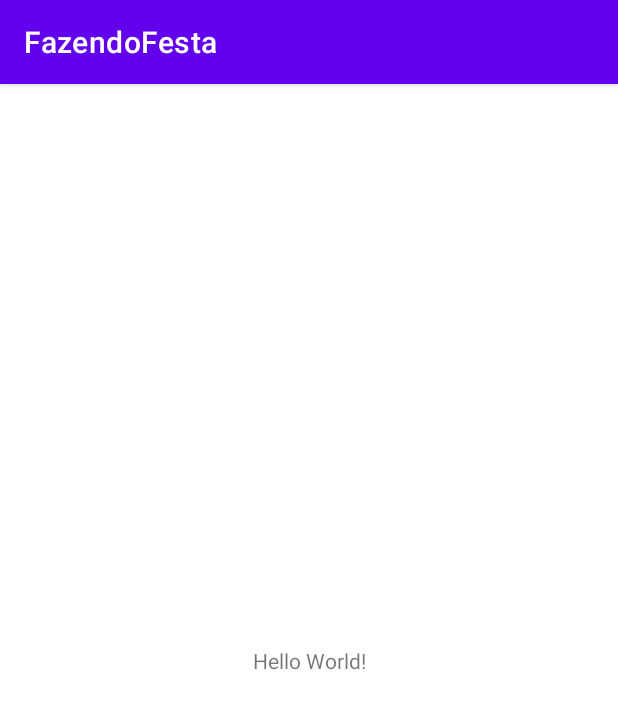
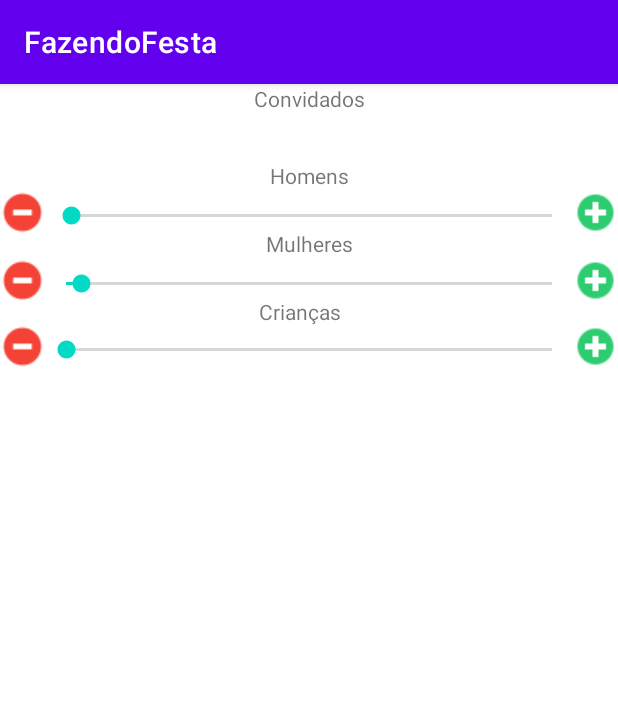
Before and after one commit to Geovannalf/FazendoFesta, an Android app: the screen it shows after launch (MainActivity), on a phone screen of 412 x 824 dp. Shown: the top 709 px of the screen. Run offline under Robolectric (Android 15) with nearby library versions, the phone set to English and light mode, and no system bars.

Commit message:
Criação layout guests

```diff
--- a/app/src/main/res/layout/activity_main.xml
+++ b/app/src/main/res/layout/activity_main.xml
@@ -6,13 +6,148 @@
     android:layout_height="match_parent"
     tools:context=".MainActivity">
 
+    <androidx.constraintlayout.widget.ConstraintLayout
+        android:layout_width="match_parent"
+        android:layout_height="match_parent"
+        tools:context=".MainActivity">
+
         <TextView
+            android:id="@+id/txtGuests"
             android:layout_width="wrap_content"
             android:layout_height="wrap_content"
-        android:text="Hello World!"
-        app:layout_constraintBottom_toBottomOf="parent"
+            android:text="Convidados"
             app:layout_constraintEnd_toEndOf="parent"
             app:layout_constraintStart_toStartOf="parent"
             app:layout_constraintTop_toTopOf="parent" />
 
+        <TextView
+            android:id="@+id/txtMens"
+            android:layout_width="wrap_content"
+            android:layout_height="wrap_content"
+            android:text="Homens"
+            android:layout_marginTop="32dp"
+            app:layout_constraintEnd_toEndOf="parent"
+            app:layout_constraintStart_toStartOf="parent"
+            app:layout_constraintTop_toBottomOf="@+id/txtGuests" />
+
+        <ImageButton
+            android:id="@+id/btnLessMens"
+            android:layout_width="wrap_content"
+            android:layout_height="wrap_content"
+            android:background="@color/white"
+            android:src="@drawable/lessicon"
+            app:layout_constraintStart_toStartOf="parent"
+            app:layout_constraintTop_toBottomOf="@+id/txtMens"
+            tools:srcCompat="@drawable/lessicon" />
+
+        <SeekBar
+            android:id="@+id/seekBarMens"
+            android:layout_width="match_parent"
+            android:layout_height="wrap_content"
+            android:layout_marginStart="28dp"
+            android:layout_marginTop="8dp"
+            android:layout_marginEnd="28dp"
+            android:max="100"
+            android:progress="1"
+            app:layout_constraintEnd_toStartOf="@+id/btnMoreMens"
+            app:layout_constraintHorizontal_bias="0.0"
+            app:layout_constraintStart_toEndOf="@+id/btnLessWomens"
+            app:layout_constraintTop_toBottomOf="@+id/txtMens" />
+
+        <ImageButton
+            android:id="@+id/btnMoreMens"
+            android:layout_width="wrap_content"
+            android:layout_height="wrap_content"
+            android:background="@color/white"
+            app:layout_constraintEnd_toEndOf="parent"
+            app:layout_constraintTop_toBottomOf="@+id/txtMens"
+            tools:srcCompat="@drawable/moreicon"
+            android:src="@drawable/moreicon"/>
+
+        <TextView
+            android:id="@+id/txtWomen"
+            android:layout_width="wrap_content"
+            android:layout_height="wrap_content"
+            android:text="Mulheres"
+            app:layout_constraintEnd_toEndOf="parent"
+            app:layout_constraintStart_toStartOf="parent"
+            app:layout_constraintTop_toBottomOf="@+id/seekBarMens" />
+
+        <ImageButton
+            android:id="@+id/btnLessWomens"
+            android:layout_width="wrap_content"
+            android:layout_height="wrap_content"
+            android:background="@color/white"
+            android:src="@drawable/lessicon"
+            tools:srcCompat="@drawable/lessicon"
+            app:layout_constraintStart_toStartOf="parent"
+            app:layout_constraintTop_toBottomOf="@+id/txtWomen" />
+
+        <SeekBar
+            android:id="@+id/seekBarWomens"
+            android:layout_width="match_parent"
+            android:layout_height="wrap_content"
+            android:layout_marginStart="28dp"
+            android:layout_marginTop="8dp"
+            android:layout_marginEnd="28dp"
+            android:max="100"
+            android:progress="3"
+            app:layout_constraintEnd_toEndOf="parent"
+            app:layout_constraintStart_toStartOf="parent"
+            app:layout_constraintTop_toBottomOf="@+id/txtWomen" />
+
+
+        <ImageButton
+            android:id="@+id/btnMoreWomens"
+            android:layout_width="wrap_content"
+            android:layout_height="wrap_content"
+            android:background="@color/white"
+            app:layout_constraintEnd_toEndOf="parent"
+            app:layout_constraintTop_toBottomOf="@+id/txtWomen"
+            tools:srcCompat="@drawable/moreicon"
+            android:src="@drawable/moreicon"/>
+
+        <TextView
+            android:id="@+id/txtChildren"
+            android:layout_width="67dp"
+            android:layout_height="18dp"
+            android:text="Crianças"
+            app:layout_constraintEnd_toEndOf="parent"
+            app:layout_constraintStart_toStartOf="parent"
+            app:layout_constraintTop_toBottomOf="@+id/seekBarWomens" />
+
+        <ImageButton
+            android:id="@+id/btnMorechildren"
+            android:layout_width="wrap_content"
+            android:layout_height="wrap_content"
+            android:background="@color/white"
+            app:layout_constraintEnd_toEndOf="parent"
+            app:layout_constraintTop_toBottomOf="@+id/txtChildren"
+            tools:srcCompat="@drawable/moreicon"
+            android:src="@drawable/moreicon"/>
+
+        <SeekBar
+            android:id="@+id/seekBar3"
+            android:layout_width="match_parent"
+            android:layout_height="wrap_content"
+            android:layout_marginStart="28dp"
+            android:layout_marginTop="8dp"
+            android:layout_marginEnd="28dp"
+            app:layout_constraintEnd_toEndOf="parent"
+            app:layout_constraintStart_toStartOf="parent"
+            app:layout_constraintTop_toBottomOf="@+id/txtChildren" />
+
+
+        <ImageButton
+            android:id="@+id/btnLessChildren"
+            android:layout_width="wrap_content"
+            android:layout_height="wrap_content"
+            android:background="@color/white"
+            android:src="@drawable/lessicon"
+            tools:srcCompat="@drawable/lessicon"
+            app:layout_constraintStart_toStartOf="parent"
+            app:layout_constraintTop_toBottomOf="@+id/txtChildren" />
+
     </androidx.constraintlayout.widget.ConstraintLayout>
+
+</androidx.constraintlayout.widget.ConstraintLayout>
```
Also changed, not shown: app/src/main/res/drawable/lessicon.png (added), app/src/main/res/drawable/moreicon.png (added). Lines whose indentation alone changed are shown as unchanged.
